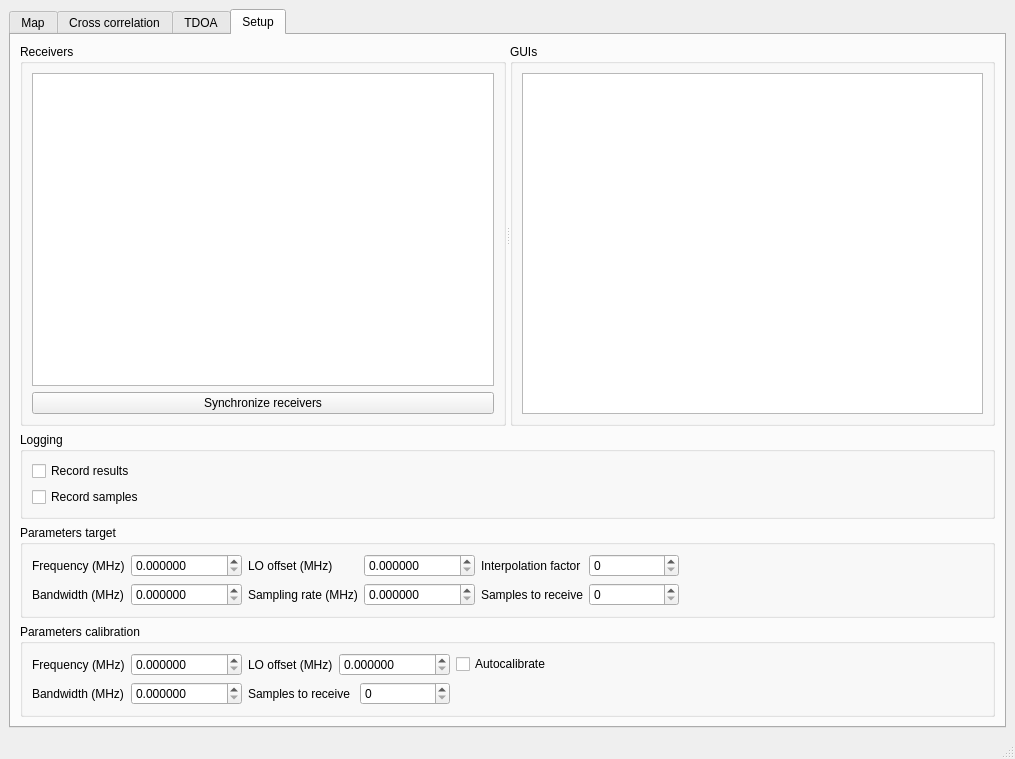
Qt form gui/main_window.ui (rwth-ti/gr-localization) before a commit.
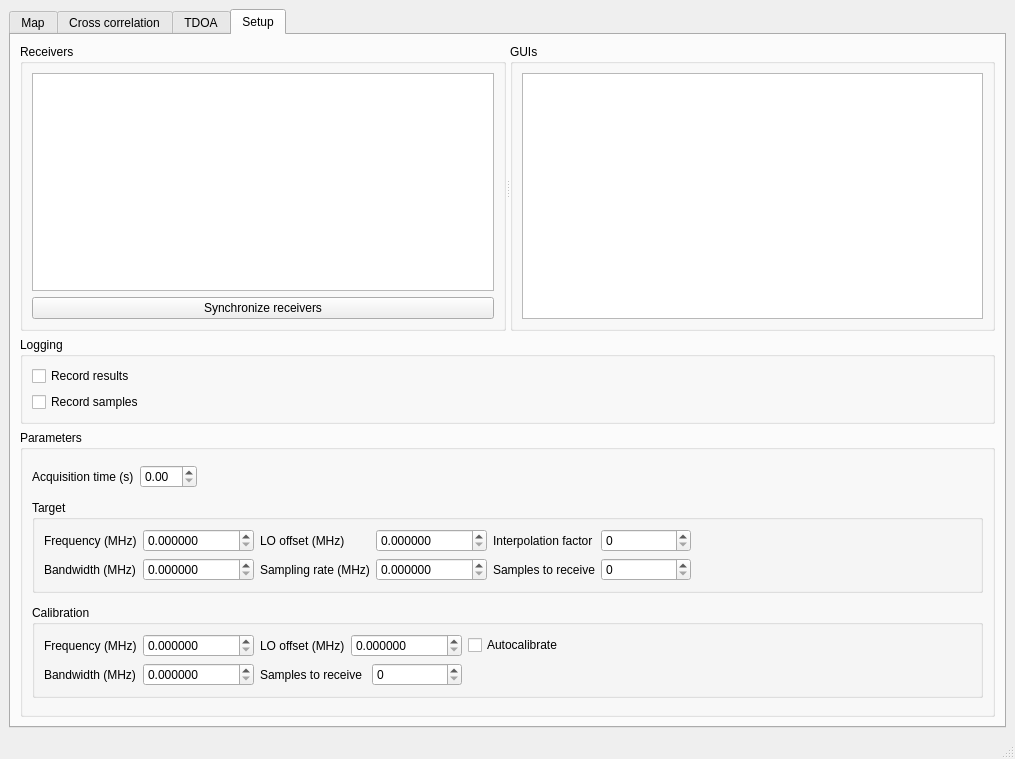
The same form after that commit. The open tabs and pages were chosen to show the change. Custom widgets are drawn as their Qt base class.

Commit message: log correct timestamp and gui options for grid based and acquisition time

The edit to the form file:
```diff
--- a/gui/main_window.ui
+++ b/gui/main_window.ui
@@ -1048,6 +1048,39 @@
          </widget>
         </item>
         <item>
+         <widget class="QGroupBox" name="groupBox_20">
+          <property name="title">
+           <string>Parameters</string>
+          </property>
+          <layout class="QVBoxLayout" name="verticalLayout_22">
+           <item>
+            <layout class="QHBoxLayout" name="horizontalLayout_5">
+             <item>
+              <widget class="QLabel" name="label_20">
+               <property name="text">
+                <string>Acquisition time (s)</string>
+               </property>
+              </widget>
+             </item>
+             <item>
+              <widget class="QDoubleSpinBox" name="acquisitionTimeSpin"/>
+             </item>
+             <item>
+              <spacer name="horizontalSpacer_4">
+               <property name="orientation">
+                <enum>Qt::Horizontal</enum>
+               </property>
+               <property name="sizeHint" stdset="0">
+                <size>
+                 <width>40</width>
+                 <height>20</height>
+                </size>
+               </property>
+              </spacer>
+             </item>
+            </layout>
+           </item>
+           <item>
          <widget class="QGroupBox" name="groupBox_7">
           <property name="sizePolicy">
            <sizepolicy hsizetype="Preferred" vsizetype="Maximum">
@@ -1062,10 +1095,8 @@
            </size>
           </property>
           <property name="title">
-           <string>Parameters target</string>
-          </property>
-          <layout class="QVBoxLayout" name="verticalLayout_6">
-           <item>
+              <string>Target</string>
+             </property>
             <layout class="QHBoxLayout" name="horizontalLayout_3">
              <item>
               <layout class="QGridLayout" name="gridLayout">
@@ -1280,8 +1311,6 @@
               </spacer>
              </item>
             </layout>
-           </item>
-          </layout>
          </widget>
         </item>
         <item>
@@ -1299,7 +1328,7 @@
            </size>
           </property>
           <property name="title">
-           <string>Parameters calibration</string>
+              <string>Calibration</string>
           </property>
           <layout class="QHBoxLayout" name="horizontalLayout_13">
            <item>
@@ -1466,6 +1495,9 @@
               </size>
              </property>
             </spacer>
+              </item>
+             </layout>
+            </widget>
            </item>
           </layout>
          </widget>
```
Left out of the diff: 15 changed lines with no effect on the pictures. Lines whose indentation alone changed are shown as unchanged. The commit also changes 5 other files.
